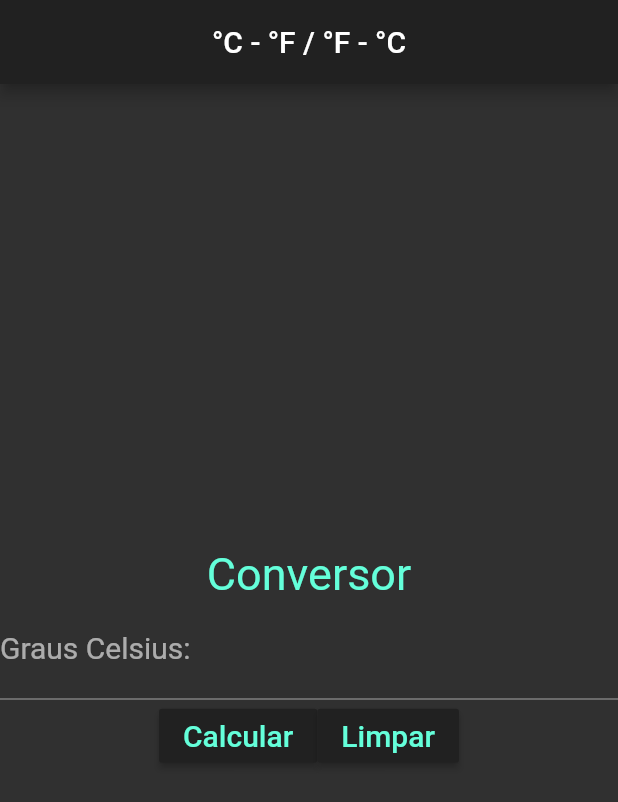
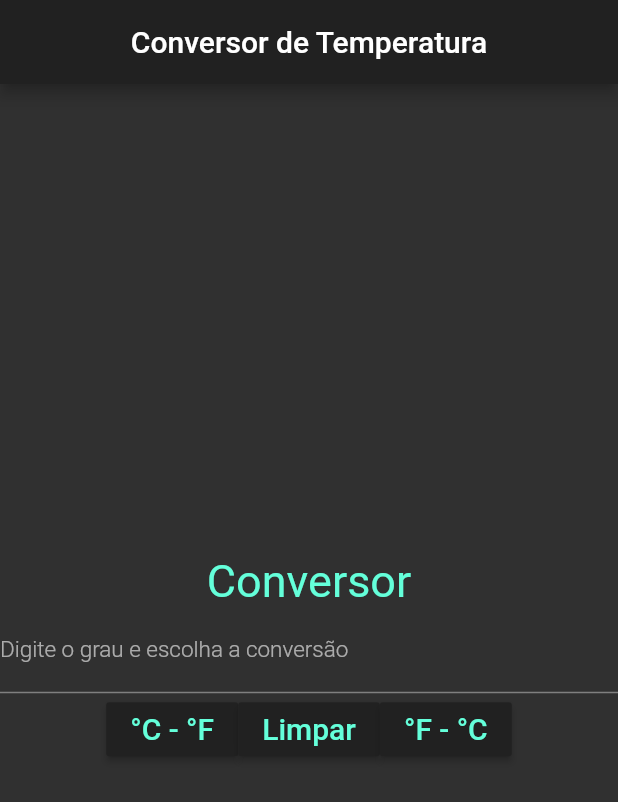
Before and after one commit to santanaluc/conversor_temperatura.app, a Flutter app: the screen it shows after launch, on a phone screen of 412 x 824 dp. Shown: the top 802 px of the screen. Run offline on Flutter 3.47's test engine with Material 2 defaults, Android fonts, the phone set to English and light mode, and no system bars.

Commit message:
App finalizado, adicionando conversão para celsius

```diff
--- a/lib/main.dart
+++ b/lib/main.dart
@@ -1,3 +1,5 @@
+import 'dart:io';
+
 import 'package:flutter/material.dart';
 import 'package:flutter/services.dart';
 
@@ -30,7 +32,7 @@ class Homepage extends StatelessWidget {
   Widget build(BuildContext context) {
     return Scaffold(
       appBar: new AppBar(
-        title: new Text('°C - °F / °F - °C'),
+        title: new Text('Conversor de Temperatura'),
         centerTitle: true,
       ),
       body: Conversor(),
@@ -44,21 +46,44 @@ class Conversor extends StatefulWidget {
 }
 
 class _ConversorState extends State<Conversor> {
-  TextEditingController _ctrlCelsius = TextEditingController();
+  TextEditingController _controller = TextEditingController();
   String msg = "Conversor";
   String msgResultF = "Fahrenheit";
   String msgResultC = "Celsius";
 
+  void choice() {}
+
   void calcularF() {
-    double _celsius = double.tryParse(_ctrlCelsius.text);
+    double _celsius = double.tryParse(_controller.text);
     if (_celsius == null) {
       setState(() {
-        msg = "Digite em graus Celsius";
+        Scaffold.of(context).showSnackBar(
+            SnackBar(content: Text("Digite um valor para conversão")));
       });
     } else {
       var fahrenheit = (9 / 5) * _celsius + 32;
       setState(() {
         msg = "Resultado: $fahrenheit °F";
+        Scaffold.of(context).showSnackBar(
+            SnackBar(content: Text("Conversão para Fahrenheit ralizada")));
+        SystemChannels.textInput.invokeListMethod('TextInput.hide');
+      });
+    }
+  }
+
+  void calcularC() {
+    double _fahrenheit = double.tryParse(_controller.text);
+    if (_fahrenheit == null) {
+      setState(() {
+        Scaffold.of(context).showSnackBar(
+            SnackBar(content: Text("Digite um valor para conversão")));
+      });
+    } else {
+      var celsius = ((_fahrenheit - 32) * 5) / 9;
+      setState(() {
+        msg = "Resultado: $celsius °C";
+        Scaffold.of(context).showSnackBar(
+            SnackBar(content: Text("Conversão para Celsius ralizada")));
         SystemChannels.textInput.invokeListMethod('TextInput.hide');
       });
     }
@@ -66,7 +91,7 @@ class _ConversorState extends State<Conversor> {
 
   void novo() {
     setState(() {
-      _ctrlCelsius.text = " ";
+      _controller.text = " ";
       msg = "Conversor";
       SystemChannels.textInput.invokeListMethod('TextInput.hide');
     });
@@ -90,13 +115,14 @@ class _ConversorState extends State<Conversor> {
             textAlign: TextAlign.center,
           ),
           TextField(
-            controller: _ctrlCelsius,
+            controller: _controller,
             keyboardType: TextInputType.number,
-            decoration: InputDecoration(labelText: "Graus Celsius:"),
+            decoration: InputDecoration(
+                labelText: "Digite o grau e escolha a conversão"),
             style: TextStyle(
-                fontSize: 20.0,
+                fontSize: 15.0,
                 color: const Color(0xFF64ffda),
-                fontWeight: FontWeight.w400,
+                fontWeight: FontWeight.w300,
                 fontFamily: "Roboto"),
           ),
           Row(
@@ -107,10 +133,12 @@ class _ConversorState extends State<Conversor> {
               RaisedButton(
                 onPressed: () {
                   calcularF();
+                  // Scaffold.of(context).showSnackBar(SnackBar(
+                  //     content: Text("Conversão para Fahrenheit ralizada")));
                 },
                 color: const Color(0xFF212121),
                 child: new Text(
-                  "Calcular",
+                  "°C - °F",
                   style: new TextStyle(
                       fontSize: 20.0,
                       color: const Color(0xFF64ffda),
@@ -131,6 +159,20 @@ class _ConversorState extends State<Conversor> {
                       fontWeight: FontWeight.w500,
                       fontFamily: "Roboto"),
                 ),
+              ),
+              RaisedButton(
+                onPressed: () {
+                  calcularC();
+                },
+                color: const Color(0xFF212121),
+                child: new Text(
+                  "°F - °C",
+                  style: new TextStyle(
+                      fontSize: 20.0,
+                      color: const Color(0xFF64ffda),
+                      fontWeight: FontWeight.w500,
+                      fontFamily: "Roboto"),
+                ),
               )
             ],
           )
@@ -138,4 +180,6 @@ class _ConversorState extends State<Conversor> {
       ),
     );
   }
+
+  SnackBar buildSnackBar() => SnackBar(content: Text('Have a snack!'));
 }
```
